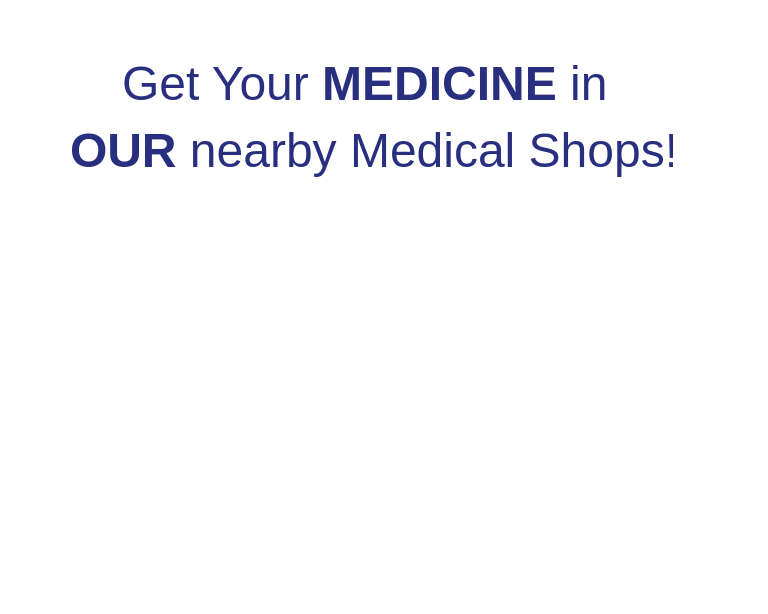
This is apps/Frames/searchFrame.ui in YadavGulshan/MedAlthea as Qt 5 draws it before an edit. The edited form follows.
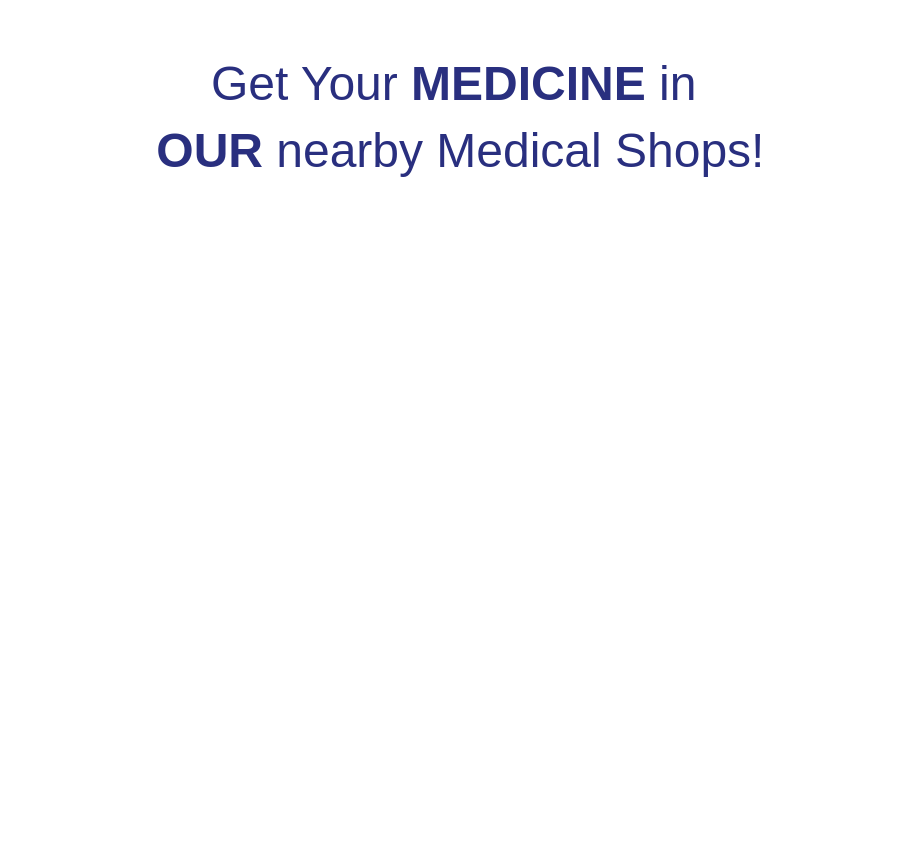
This is the edited form.

Commit message: added search Frame and click events

Patch:
```diff
--- a/apps/Frames/searchFrame.ui
+++ b/apps/Frames/searchFrame.ui
@@ -6,8 +6,8 @@
    <rect>
     <x>0</x>
     <y>0</y>
-    <width>768</width>
-    <height>614</height>
+    <width>900</width>
+    <height>850</height>
    </rect>
   </property>
   <property name="windowTitle">
@@ -19,9 +19,9 @@
   <widget class="QLabel" name="label">
    <property name="geometry">
     <rect>
-     <x>70</x>
+     <x>140</x>
      <y>50</y>
-     <width>603</width>
+     <width>641</width>
      <height>134</height>
     </rect>
    </property>
```
The commit also changes 2 other files.
